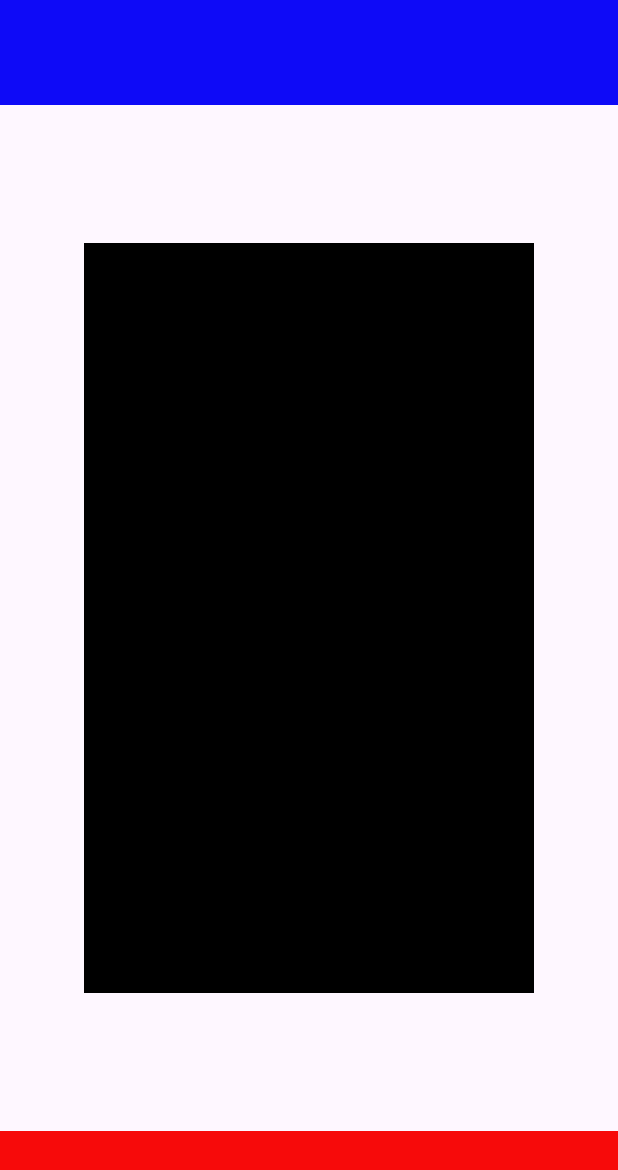
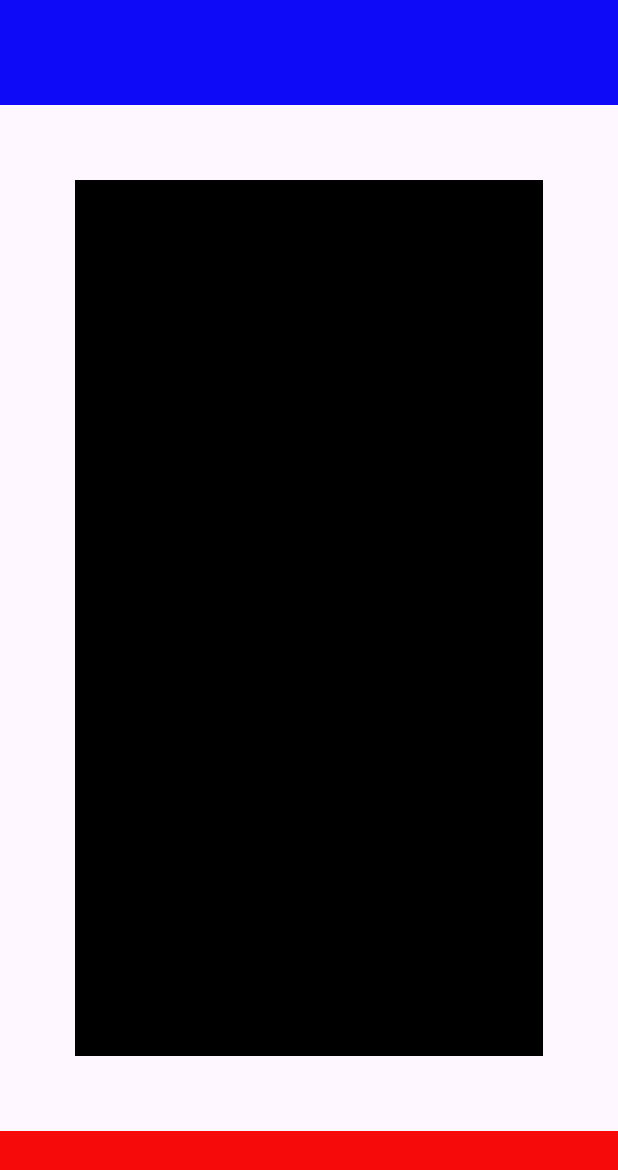
Before and after one commit to Yuanchik-Anastasiya/Movie-Search, an Android app: the screen it shows after launch (MainActivity), on a phone screen of 412 x 824 dp. Shown: the top 1170 px of the screen. Run offline under Robolectric (Android 15) with nearby library versions, the phone set to English and light mode, and no system bars.

Commit message:
create file

```diff
--- a/app/src/main/res/layout/activity_main.xml
+++ b/app/src/main/res/layout/activity_main.xml
@@ -9,8 +9,9 @@
 
     <LinearLayout
         android:id="@+id/buttons"
-        android:layout_width="300dp"
-        android:layout_height="500dp"
+        android:layout_width="0dp"
+        android:layout_height="0dp"
+        android:layout_margin="50dp"
         android:background="@color/black"
         android:gravity="center"
         android:orientation="vertical"
```
